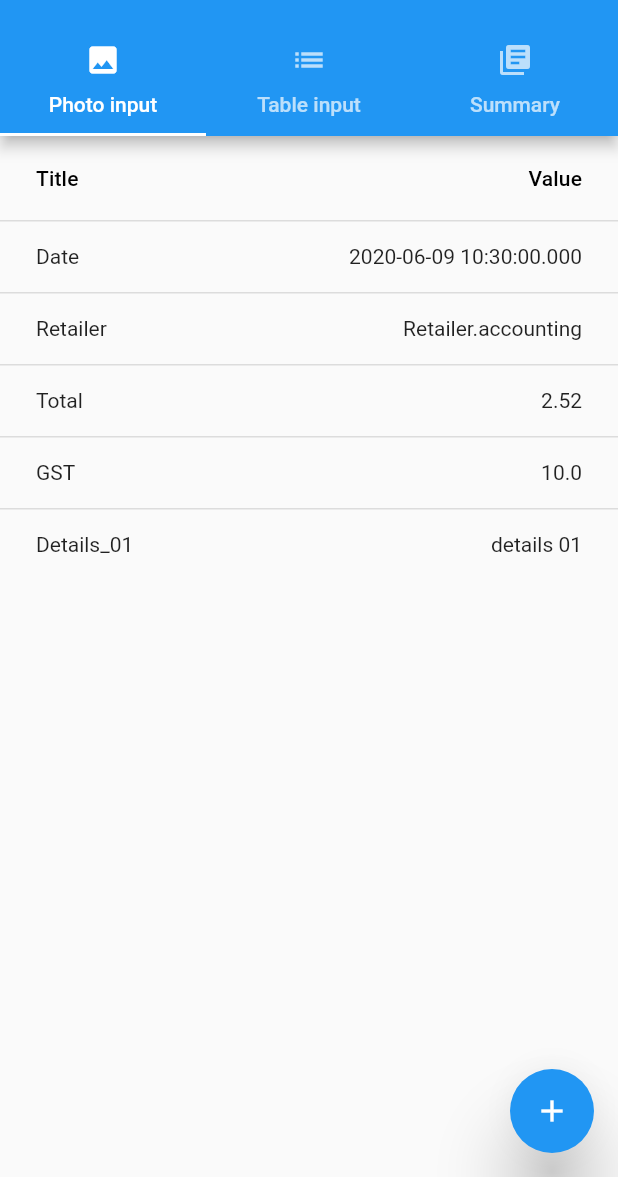
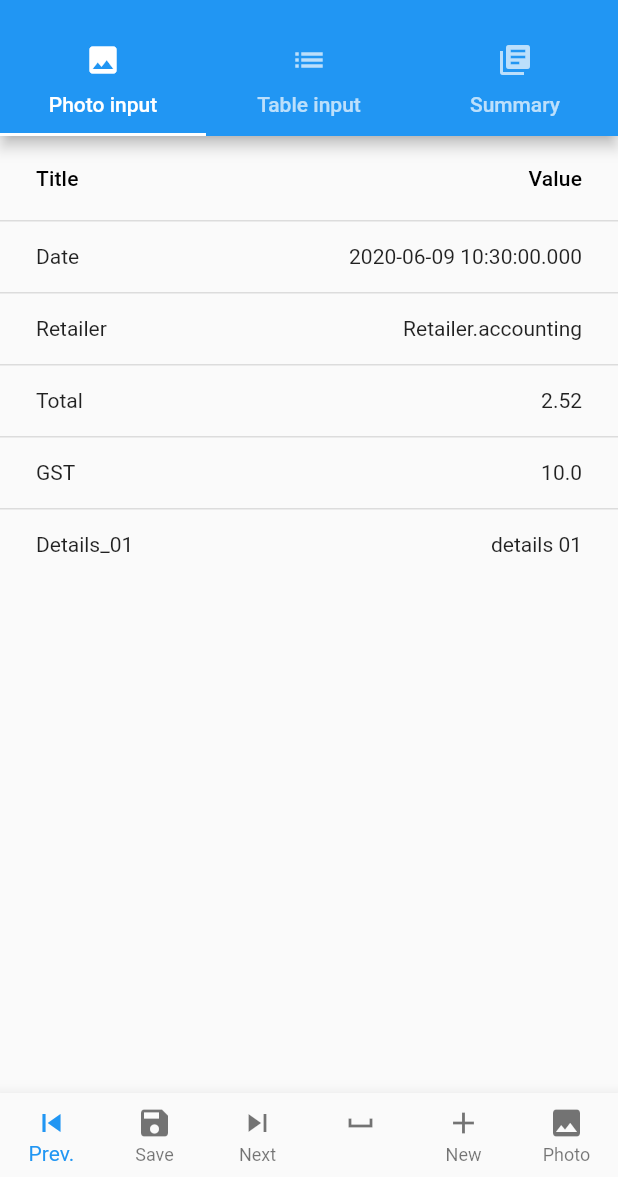
Before and after one commit to gurum77/small_biz, a Flutter app: the screen it shows after launch, on a phone screen of 412 x 824 dp, the part 59-1236 px from its top. Run offline on Flutter 3.47's test engine with Material 2 defaults, Android fonts, the phone set to English and light mode, and no system bars; our stand-ins replace image_picker.

Commit message:
하단 버튼 추가 / 카메라 / 갤러리 연결

```diff
--- a/lib/PhotoInputPage.dart
+++ b/lib/PhotoInputPage.dart
@@ -1,3 +1,5 @@
+import 'dart:io';
+import 'package:image_picker/image_picker.dart';
 import 'package:flutter/cupertino.dart';
 import 'package:flutter/material.dart';
 import 'package:small_biz/ReceiptData.dart';
@@ -17,6 +19,20 @@ class _PhotoInputPageState extends State<PhotoInputPage> {
   ReceiptDataHelper receiptDataHelper = ReceiptDataHelper();
   ReceiptData receiptData = ReceiptData();
   List<DataRow> rows = new List<DataRow>();
+  File _image;
+  final picker = ImagePicker();
+
+  Future getImage(bool byCamera) async {
+    final pickedFile = await picker.getImage(
+        source: byCamera ? ImageSource.camera : ImageSource.gallery);
+
+    setState(() {
+      if (pickedFile == null)
+        _image = null;
+      else
+        _image = File(pickedFile.path);
+    });
+  }
 
   void AddDataRow(List<DataRow> rows, ReceiptDataType type) {
     if (!receiptDataHelper.isVisible(type)) return;
@@ -51,6 +67,24 @@ class _PhotoInputPageState extends State<PhotoInputPage> {
     return MaterialApp(
         title: 'PhotoInput',
         home: Scaffold(
+          bottomNavigationBar: BottomNavigationBar(
+              onTap: _onItemTapped,
+              type: BottomNavigationBarType.fixed,
+              items: <BottomNavigationBarItem>[
+                BottomNavigationBarItem(
+                    icon: Icon(Icons.skip_previous), title: Text('Prev.')),
+                BottomNavigationBarItem(
+                    icon: Icon(Icons.save), title: Text('Save')),
+                BottomNavigationBarItem(
+                    icon: Icon(Icons.skip_next), title: Text('Next')),
+                BottomNavigationBarItem(
+                    icon: Icon(Icons.space_bar), title: Text('')),
+                BottomNavigationBarItem(
+                    icon: Icon(Icons.add), title: Text('New')),
+                BottomNavigationBarItem(
+                    icon: Icon(Icons.photo), title: Text('Photo')),
+                // BottomNavigationBarItem(icon: Icon(Icons.add), title: Text('Add')),
+              ]),
           body: Container(
               // decoration: BoxDecoration(
               //     image: DecorationImage(
@@ -64,11 +98,21 @@ class _PhotoInputPageState extends State<PhotoInputPage> {
               ], rows: this.rows),
             ],
           )),
-          floatingActionButton: FloatingActionButton(
-            onPressed: null,
-            child: Icon(Icons.add),
-            elevation: 20,
-          ),
+          // floatingActionButton: FloatingActionButton(
+          //   onPressed: null,
+          //   child: Icon(Icons.add),
+          //   elevation: 20,
+          // ),
         ));
   }
+
+  void _onItemTapped(int value) {
+    if (value == 4) {
+      // camera
+      getImage(true);
+    } else if (value == 5) {
+      // gallery
+      getImage(false);
+    }
+  }
 }
--- a/pubspec.yaml
+++ b/pubspec.yaml
@@ -28,6 +28,7 @@ dependencies:
   # The following adds the Cupertino Icons font to your application.
   # Use with the CupertinoIcons class for iOS style icons.
   cupertino_icons: ^0.1.3
+  image_picker: ^0.6.7+1
 
 dev_dependencies:
   flutter_test:
```
Also changed, not shown: pubspec.lock, 1 other file.
